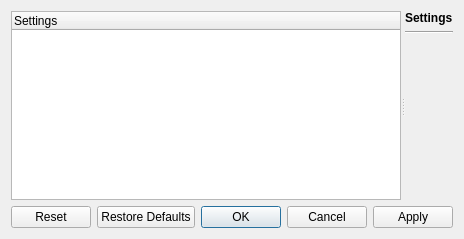
The window that settingsdialog.ui (richmoore/bitslinger) describes before a commit, drawn with Qt 5.
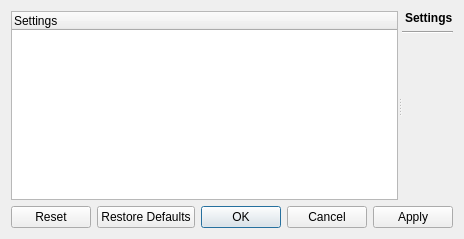
The same window after the commit.

Patch:
```diff
--- a/settingsdialog.ui
+++ b/settingsdialog.ui
@@ -55,6 +55,9 @@
          <property name="text">
           <string>Settings</string>
          </property>
+         <property name="indent">
+          <number>3</number>
+         </property>
         </widget>
        </item>
        <item>
```
